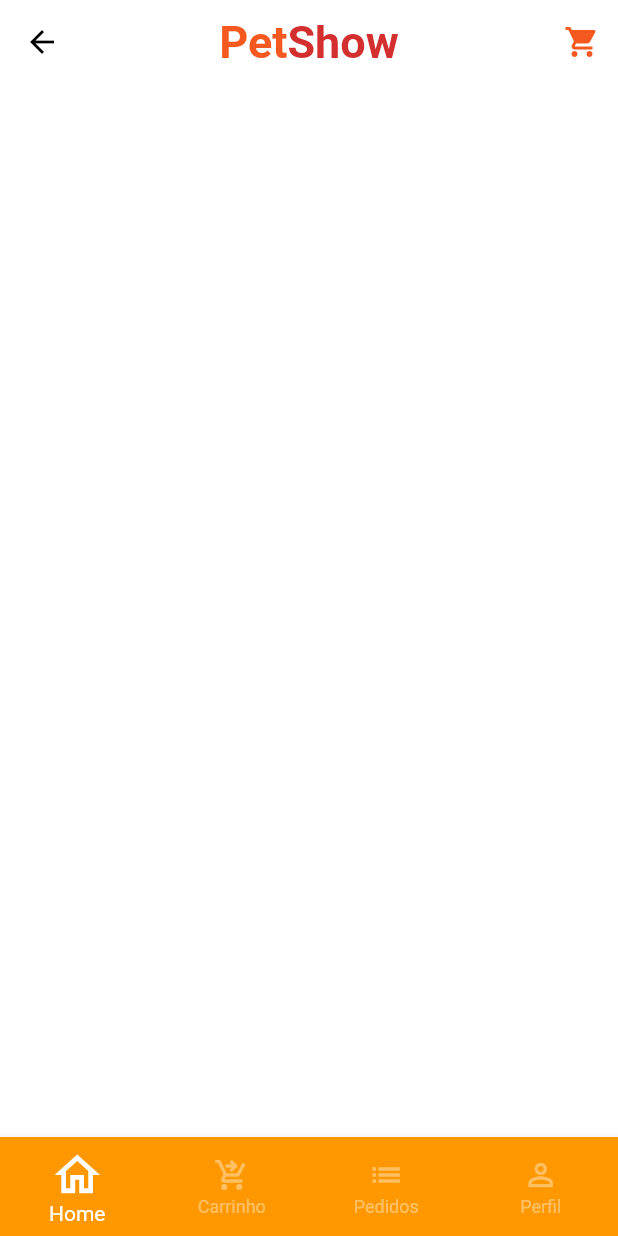
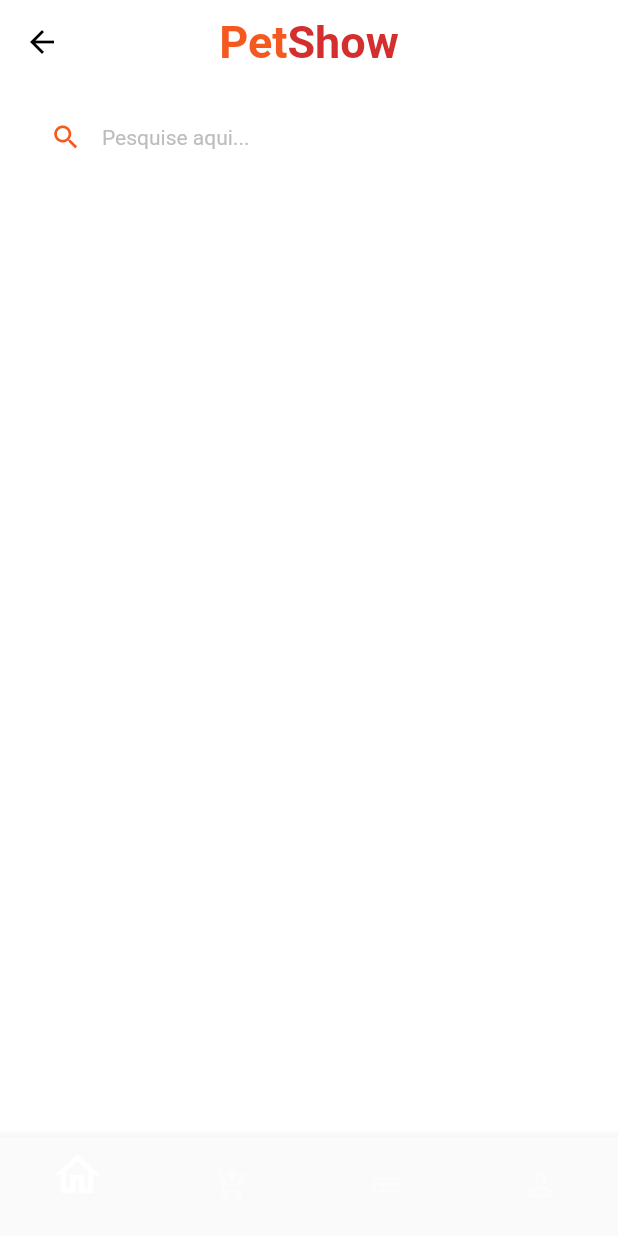
Before and after one commit to renatorv/petshow, a Flutter app: the BaseScreen screen opened directly, on a phone screen of 412 x 824 dp. Run offline on Flutter 3.47's test engine with Material 2 defaults, Android fonts, the phone set to English and light mode, and no system bars; our stand-ins replace animated_text_kit, mask_text_input_formatter.

Commit message:
inicio da aula 20

```diff
--- a/lib/src/base/base_screen.dart
+++ b/lib/src/base/base_screen.dart
@@ -15,6 +15,7 @@ class _BaseScreenState extends State<BaseScreen> {
   @override
   Widget build(BuildContext context) {
     return Scaffold(
+      extendBody: true,
       body: PageView(
         physics: const NeverScrollableScrollPhysics(),
         controller: pageController,
@@ -26,6 +27,7 @@ class _BaseScreenState extends State<BaseScreen> {
         ],
       ),
       bottomNavigationBar: BottomNavigationBar(
+        showUnselectedLabels: false,
         currentIndex: currentIndex,
         onTap: (index) {
           setState(() {
@@ -34,19 +36,17 @@ class _BaseScreenState extends State<BaseScreen> {
           });
         },
         type: BottomNavigationBarType.fixed,
-        backgroundColor: Colors.orange,
+        // backgroundColor: Colors.orange,
+        // backgroundColor: const Color(0x00ffffff),
         selectedItemColor: Colors.white,
         unselectedItemColor: Colors.white.withAlpha(100),
         selectedIconTheme: const IconThemeData(size: 36),
         items: const [
+          BottomNavigationBarItem(icon: Icon(Icons.home_outlined), label: ''),
           BottomNavigationBarItem(
-              icon: Icon(Icons.home_outlined), label: 'Home'),
-          BottomNavigationBarItem(
-              icon: Icon(Icons.shopping_cart_checkout_outlined),
-              label: 'Carrinho'),
-          BottomNavigationBarItem(icon: Icon(Icons.list), label: 'Pedidos'),
-          BottomNavigationBarItem(
-              icon: Icon(Icons.person_outline), label: 'Perfil'),
+              icon: Icon(Icons.shopping_cart_checkout_outlined), label: ''),
+          BottomNavigationBarItem(icon: Icon(Icons.list), label: ''),
+          BottomNavigationBarItem(icon: Icon(Icons.person_outline), label: ''),
         ],
       ),
     );
--- a/lib/src/home/home_tab.dart
+++ b/lib/src/home/home_tab.dart
@@ -12,15 +12,15 @@ class HomeTab extends StatelessWidget {
         elevation: 0,
         centerTitle: true,
         backgroundColor: Colors.transparent,
-        actions: [
-          IconButton(
-            onPressed: () {},
-            icon: Icon(
-              Icons.shopping_cart,
-              color: CustomColors.customSwatchColor,
-            ),
-          ),
-        ],
+        // actions: [
+        //   IconButton(
+        //     onPressed: () {},
+        //     icon: Icon(
+        //       Icons.shopping_cart,
+        //       color: CustomColors.customSwatchColor,
+        //     ),
+        //   ),
+        // ],
         title: Text.rich(
           TextSpan(
             style: const TextStyle(fontSize: 30),
@@ -44,11 +44,42 @@ class HomeTab extends StatelessWidget {
         ),
       ),
 
-      // Campo de pesquisa
+      body: Column(
+        children: [
+          // Campo de pesquisa
+          Padding(
+            padding: const EdgeInsets.symmetric(horizontal: 20, vertical: 10),
+            child: TextFormField(
+              decoration: InputDecoration(
+                filled: true,
+                fillColor: Colors.white,
+                isDense: true,
+                hintText: 'Pesquise aqui...',
+                hintStyle: TextStyle(
+                  color: Colors.grey.shade400,
+                  fontSize: 14,
+                ),
+                prefixIcon: Icon(
+                  Icons.search,
+                  color: CustomColors.customSwatchColor,
+                  size: 21,
+                ),
+                border: OutlineInputBorder(
+                  borderRadius: BorderRadius.circular(60),
+                  borderSide: const BorderSide(
+                    width: 0,
+                    style: BorderStyle.none,
+                  ),
+                ),
+              ),
+            ),
+          ),
 
-      // Categorias
+          // Categorias
 
-      // Grid
+          // Grid
+        ],
+      ),
     );
   }
 }
```
Also changed, not shown: 1 other file.
